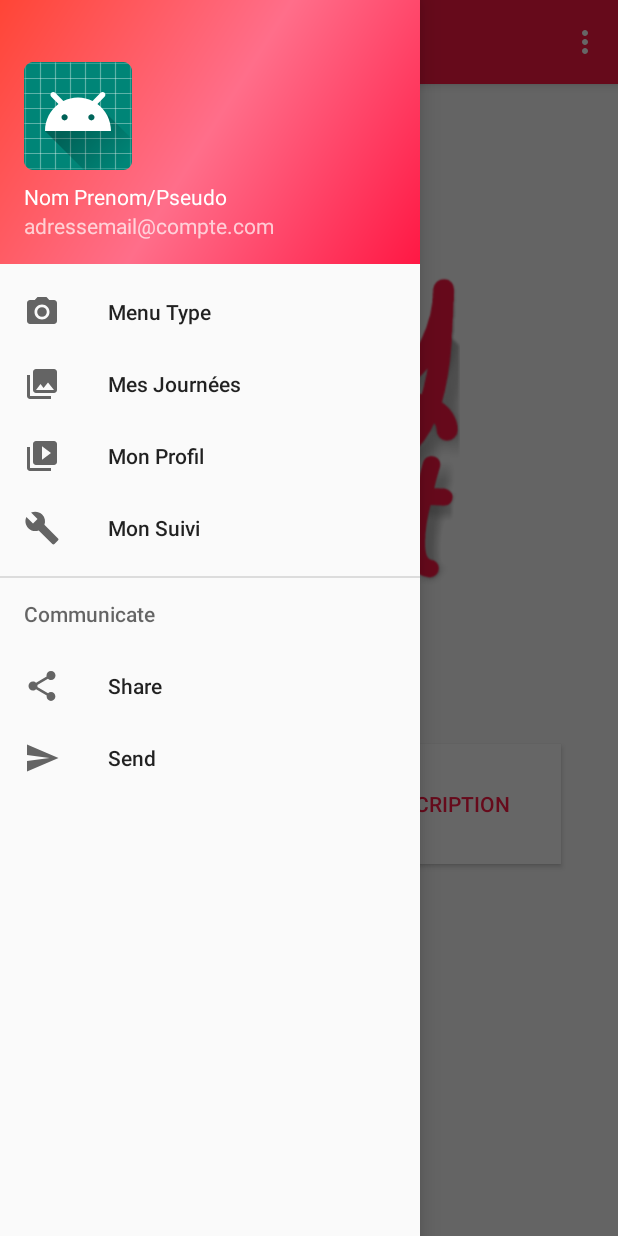
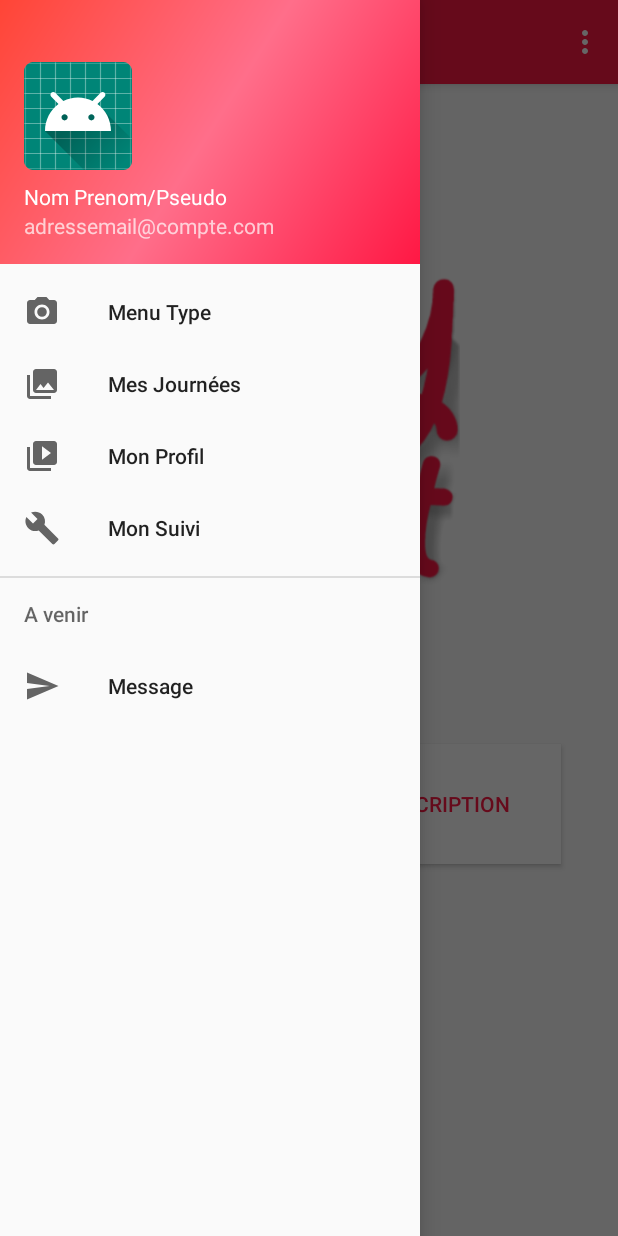
Before and after one commit to Dams-O/MyDietKotlin, an Android app: the screen it shows after launch (MainActivity), with the side drawer open, on a phone screen of 412 x 824 dp. Run offline under Robolectric (Android 15) with nearby library versions, the phone set to English and light mode, and no system bars; our stand-ins replace Room's generated code.

Commit message:
Modification menu et visu

```diff
--- a/app/src/main/java/com/deams/ynovmydiet/MainActivity.kt
+++ b/app/src/main/java/com/deams/ynovmydiet/MainActivity.kt
@@ -89,10 +89,7 @@ class MainActivity : AppCompatActivity(), NavigationView.OnNavigationItemSelecte
             R.id.nav_mes_journees -> {
 
             }
-            R.id.nav_share -> {
-
-            }
-            R.id.nav_send -> {
+            R.id.nav_message -> {
 
             }
         }
--- a/app/src/main/res/menu/activity_main_drawer.xml
+++ b/app/src/main/res/menu/activity_main_drawer.xml
@@ -22,16 +22,11 @@
                 android:title="@string/mon_suivi"/>
     </group>
 
-    <item android:title="Communicate">
+    <item android:title="A venir">
         <menu>
             <item
-                    android:id="@+id/nav_share"
-                    android:icon="@drawable/ic_menu_share"
-                    android:title="@string/menu_share"/>
-            <item
-                    android:id="@+id/nav_send"
                     android:icon="@drawable/ic_menu_send"
-                    android:title="@string/menu_send"/>
+                    android:title="@string/menu_message" android:id="@+id/nav_message"/>
         </menu>
     </item>
 
--- a/app/src/main/res/values/strings.xml
+++ b/app/src/main/res/values/strings.xml
@@ -36,7 +36,7 @@
     <string name="menu_slideshow">Slideshow</string>
     <string name="menu_tools">Tools</string>
     <string name="menu_share">Share</string>
-    <string name="menu_send">Send</string>
+    <string name="menu_message">Message</string>
 
 
 </resources>
```
Also changed, not shown: app/src/main/res/layout/activity_profil.xml (+15 -0 lines), 1 other file.
